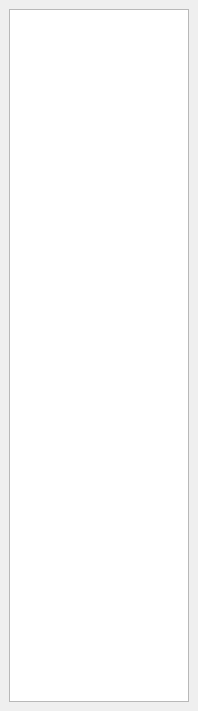
Qt form GUI/temdebuger.ui (KuzloPavlo/Networker) before a commit.
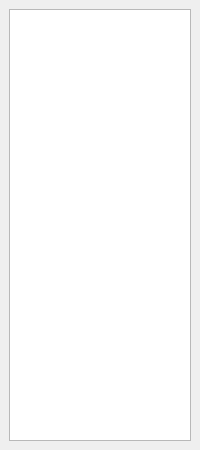
The same form after that commit.

What changed in the file:
```diff
--- a/GUI/temdebuger.ui
+++ b/GUI/temdebuger.ui
@@ -6,8 +6,8 @@
    <rect>
     <x>0</x>
     <y>0</y>
-    <width>198</width>
-    <height>711</height>
+    <width>200</width>
+    <height>450</height>
    </rect>
   </property>
   <property name="windowTitle">
```
